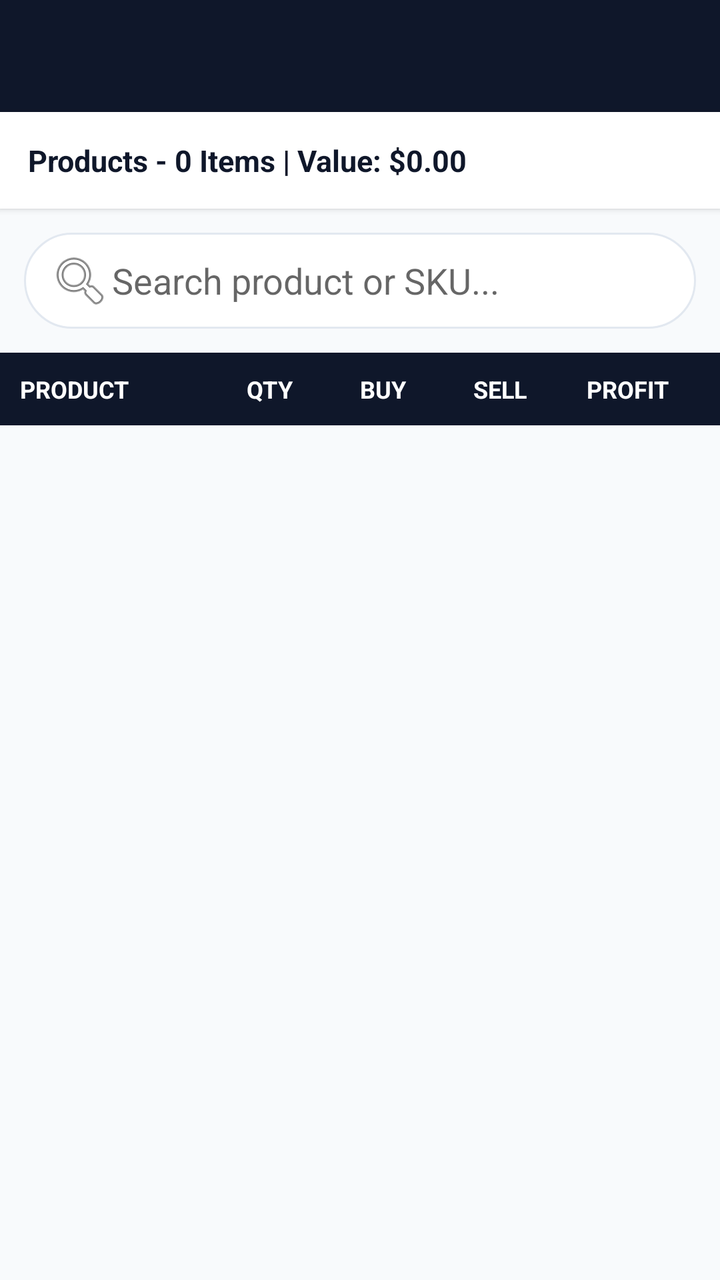
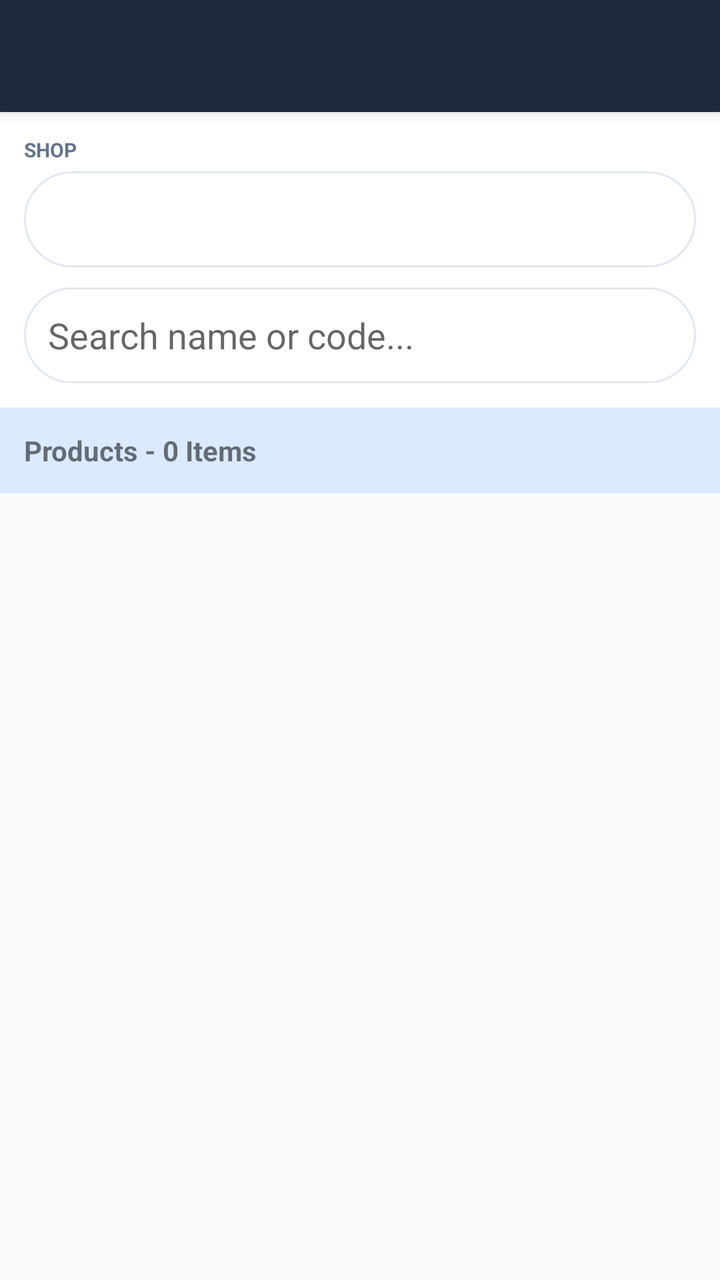

Screens rendered from an Android XML layout before and after an edit, with the pre-edit source and the edit as a unified diff.
<!-- AndroidManifest.xml: application theme Theme.AppCompat.Light.NoActionBar -->
<!-- res/layout/activity_stock_purchasing.xml -->
<?xml version="1.0" encoding="utf-8"?>
<LinearLayout xmlns:android="http://schemas.android.com/apk/res/android"
    xmlns:app="http://schemas.android.com/apk/res-auto"
    android:layout_width="match_parent"
    android:layout_height="match_parent"
    android:orientation="vertical"
    android:background="#F8FAFC">

    
    <com.google.android.material.appbar.AppBarLayout
        android:layout_width="match_parent"
        android:layout_height="wrap_content">

        <androidx.appcompat.widget.Toolbar
            android:id="@+id/toolbar"
            android:layout_width="match_parent"
            android:layout_height="?attr/actionBarSize"
            android:background="#0F172A"
            app:titleTextColor="#FFFFFF" />
    </com.google.android.material.appbar.AppBarLayout>

    
    <TextView
        android:id="@+id/tvHeader"
        android:layout_width="match_parent"
        android:layout_height="wrap_content"
        android:background="#FFFFFF"
        android:padding="14dp"
        android:text="Products - 0 Items | Value: $0.00"
        android:textStyle="bold"
        android:textSize="15sp"
        android:textColor="#0F172A"
        android:elevation="2dp"/>

    
    <EditText
        android:id="@+id/etSearch"
        android:layout_width="match_parent"
        android:layout_height="48dp"
        android:layout_margin="12dp"
        android:background="@drawable/bg_search"
        android:hint="Search product or SKU..."
        android:padding="12dp"
        android:drawableStart="@android:drawable/ic_menu_search"/>

    
    <LinearLayout
        android:layout_width="match_parent"
        android:layout_height="wrap_content"
        android:background="#0F172A"
        android:padding="10dp"
        android:orientation="horizontal">

        <TextView android:layout_weight="2" android:text="PRODUCT" android:textColor="#FFFFFF" android:textStyle="bold" android:textSize="12sp" android:layout_width="0dp" android:layout_height="wrap_content"/>
        <TextView android:layout_weight="1" android:text="QTY" android:textColor="#FFFFFF" android:textStyle="bold" android:textSize="12sp" android:layout_width="0dp" android:layout_height="wrap_content"/>
        <TextView android:layout_weight="1" android:text="BUY" android:textColor="#FFFFFF" android:textStyle="bold" android:textSize="12sp" android:layout_width="0dp" android:layout_height="wrap_content"/>
        <TextView android:layout_weight="1" android:text="SELL" android:textColor="#FFFFFF" android:textStyle="bold" android:textSize="12sp" android:layout_width="0dp" android:layout_height="wrap_content"/>
        <TextView android:layout_weight="1" android:text="PROFIT" android:textColor="#FFFFFF" android:textStyle="bold" android:textSize="12sp" android:layout_width="0dp" android:layout_height="wrap_content"/>
    </LinearLayout>

    
    <androidx.recyclerview.widget.RecyclerView
        android:id="@+id/recyclerView"
        android:layout_width="match_parent"
        android:layout_height="match_parent"
        android:clipToPadding="false"
        android:paddingBottom="20dp"/>

</LinearLayout>
<!-- resources referenced by this layout -->
<resources>
  <!-- drawable bg_search (drawable) -->
  <?xml version="1.0" encoding="utf-8"?>
  <shape xmlns:android="http://schemas.android.com/apk/res/android">
      <solid android:color="#FFFFFF"/>
      <corners android:radius="24dp"/>
      <stroke android:width="1dp" android:color="#E2E8F0"/>
  </shape>
</resources>

<!-- the commit's change to res/layout/activity_stock_purchasing.xml (unified diff, before → after) -->
@@ -1,69 +1,57 @@
 <?xml version="1.0" encoding="utf-8"?>
 <LinearLayout xmlns:android="http://schemas.android.com/apk/res/android"
-    xmlns:app="http://schemas.android.com/apk/res-auto"
     android:layout_width="match_parent"
     android:layout_height="match_parent"
     android:orientation="vertical"
     android:background="#F8FAFC">
 
-    
-    <com.google.android.material.appbar.AppBarLayout
+    <androidx.appcompat.widget.Toolbar
+        android:id="@+id/toolbar"
         android:layout_width="match_parent"
-        android:layout_height="wrap_content">
+        android:layout_height="?attr/actionBarSize"
+        android:background="#1E293B"
+        android:elevation="4dp" />
 
-        <androidx.appcompat.widget.Toolbar
-            android:id="@+id/toolbar"
+    <LinearLayout
+        android:layout_width="match_parent"
+        android:layout_height="wrap_content"
+        android:orientation="vertical"
+        android:padding="12dp"
+        android:background="#FFFFFF">
+
+        <TextView android:text="SHOP" android:textSize="10sp" android:textStyle="bold" android:textColor="#64748B" android:layout_width="wrap_content" android:layout_height="wrap_content"/>
+        <Spinner
+            android:id="@+id/spinnerShop"
             android:layout_width="match_parent"
-            android:layout_height="?attr/actionBarSize"
-            android:background="#0F172A"
-            app:titleTextColor="#FFFFFF" />
-    </com.google.android.material.appbar.AppBarLayout>
+            android:layout_height="48dp"
+            android:layout_marginTop="4dp"
+            android:background="@drawable/bg_search"/>
 
-    
+        <EditText
+            android:id="@+id/etSearch"
+            android:layout_width="match_parent"
+            android:layout_height="48dp"
+            android:layout_marginTop="10dp"
+            android:hint="Search name or code..."
+            android:padding="12dp"
+            android:background="@drawable/bg_search"
+            android:inputType="text"/>
+
+    </LinearLayout>
+
     <TextView
         android:id="@+id/tvHeader"
         android:layout_width="match_parent"
         android:layout_height="wrap_content"
-        android:background="#FFFFFF"
-        android:padding="14dp"
-        android:text="Products - 0 Items | Value: $0.00"
+        android:padding="12dp"
+        android:text="Products - 0 Items"
         android:textStyle="bold"
-        android:textSize="15sp"
-        android:textColor="#0F172A"
-        android:elevation="2dp"/>
+        android:background="#DBEAFE"/>
 
-    
-    <EditText
-        android:id="@+id/etSearch"
-        android:layout_width="match_parent"
-        android:layout_height="48dp"
-        android:layout_margin="12dp"
-        android:background="@drawable/bg_search"
-        android:hint="Search product or SKU..."
-        android:padding="12dp"
-        android:drawableStart="@android:drawable/ic_menu_search"/>
-
-    
-    <LinearLayout
-        android:layout_width="match_parent"
-        android:layout_height="wrap_content"
-        android:background="#0F172A"
-        android:padding="10dp"
-        android:orientation="horizontal">
-
-        <TextView android:layout_weight="2" android:text="PRODUCT" android:textColor="#FFFFFF" android:textStyle="bold" android:textSize="12sp" android:layout_width="0dp" android:layout_height="wrap_content"/>
-        <TextView android:layout_weight="1" android:text="QTY" android:textColor="#FFFFFF" android:textStyle="bold" android:textSize="12sp" android:layout_width="0dp" android:layout_height="wrap_content"/>
-        <TextView android:layout_weight="1" android:text="BUY" android:textColor="#FFFFFF" android:textStyle="bold" android:textSize="12sp" android:layout_width="0dp" android:layout_height="wrap_content"/>
-        <TextView android:layout_weight="1" android:text="SELL" android:textColor="#FFFFFF" android:textStyle="bold" android:textSize="12sp" android:layout_width="0dp" android:layout_height="wrap_content"/>
-        <TextView android:layout_weight="1" android:text="PROFIT" android:textColor="#FFFFFF" android:textStyle="bold" android:textSize="12sp" android:layout_width="0dp" android:layout_height="wrap_content"/>
-    </LinearLayout>
-
-    
     <androidx.recyclerview.widget.RecyclerView
         android:id="@+id/recyclerView"
         android:layout_width="match_parent"
         android:layout_height="match_parent"
-        android:clipToPadding="false"
-        android:paddingBottom="20dp"/>
-
+        android:padding="8dp"
+        android:clipToPadding="false"/>
 </LinearLayout>
